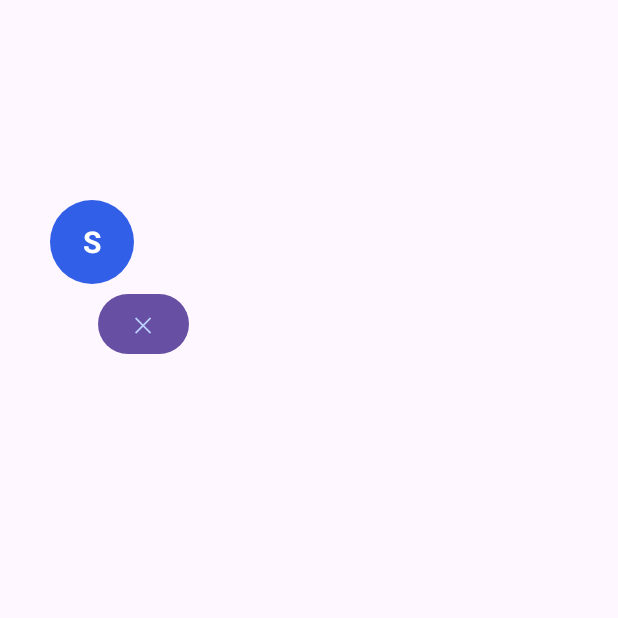
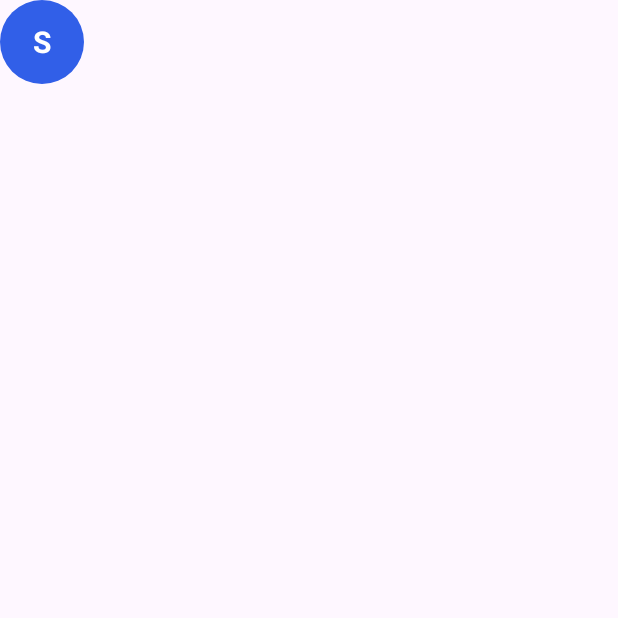
Before and after one commit to tahaalhafidwork-dot/ADBandroid, an Android app built with Jetpack Compose: the composable SmartCaptainOverlay called with empty values, on a phone screen of 412 x 824 dp, the top half of it. Run offline under Robolectric (Android 15) with nearby library versions, the light colour scheme and no system bars.

Commit message:
fix: apply compact floating overlay layout

```diff
--- a/smart-captain/app/src/main/java/com/smartcaptain/overlay/OverlayUI.kt
+++ b/smart-captain/app/src/main/java/com/smartcaptain/overlay/OverlayUI.kt
@@ -5,8 +5,10 @@ import androidx.compose.foundation.border
 import androidx.compose.foundation.clickable
 import androidx.compose.foundation.gestures.detectDragGestures
 import androidx.compose.foundation.layout.*
+import androidx.compose.foundation.rememberScrollState
 import androidx.compose.foundation.shape.CircleShape
 import androidx.compose.foundation.shape.RoundedCornerShape
+import androidx.compose.foundation.verticalScroll
 import androidx.compose.material3.*
 import androidx.compose.runtime.*
 import androidx.compose.ui.Alignment
@@ -15,9 +17,6 @@ import androidx.compose.ui.draw.clip
 import androidx.compose.ui.draw.clipToBounds
 import androidx.compose.ui.geometry.Offset
 import androidx.compose.ui.input.pointer.pointerInput
-import androidx.compose.ui.platform.LocalConfiguration
-import androidx.compose.ui.platform.LocalDensity
-import androidx.compose.ui.platform.LocalContext
 import androidx.compose.ui.text.font.FontWeight
 import androidx.compose.ui.unit.*
 import com.smartcaptain.domain.TripDecision
@@ -26,18 +25,22 @@ import com.smartcaptain.domain.TripEvaluation
 /**
  * Composable UI for the Smart Captain floating overlay.
  *
+ * The overlay is rendered inside a WindowManager view with WRAP_CONTENT
+ * for both width and height. Therefore the Compose root must NOT request
+ * screen-sized content (no fillMaxWidth/fillMaxHeight/fillMaxSize).
+ *
  * Provides two states:
  * 1. Bubble — compact circular floating button, draggable across the screen
- * 2. Panel — expanded analysis panel showing trip data
+ * 2. Panel — expanded analysis panel with bounded dimensions
  *
- * The overlay is rendered inside a WindowManager view (MATCH_PARENT) so the
- * bubble can be positioned anywhere on screen via offset.
+ * Drag is handled via [onDrag] callback which updates WindowManager params.
  */
 @Composable
 fun SmartCaptainOverlay(
     onClose: () -> Unit,
     onCollapse: () -> Unit,
     onExpand: () -> Unit,
+    onDrag: (Float, Float) -> Unit,
     isExpanded: Boolean,
     evaluation: TripEvaluation?,
     isProcessing: Boolean,
@@ -45,8 +48,7 @@ fun SmartCaptainOverlay(
 ) {
     Column(
         modifier = modifier
-            .fillMaxWidth()
-            .fillMaxHeight()
+            .wrapContentSize()
             .clipToBounds()
     ) {
         if (isExpanded) {
@@ -55,13 +57,14 @@ fun SmartCaptainOverlay(
                 onCollapse = onCollapse,
                 evaluation = evaluation,
                 isProcessing = isProcessing,
-                modifier = Modifier.fillMaxWidth()
+                modifier = Modifier.widthIn(min = 200.dp, max = 320.dp)
             )
         } else {
             FloatingBubble(
                 onClose = onClose,
                 onExpand = onExpand,
-                modifier = Modifier.fillMaxSize()
+                onDrag = onDrag,
+                modifier = Modifier.size(56.dp)
             )
         }
     }
@@ -69,51 +72,27 @@ fun SmartCaptainOverlay(
 
 /**
  * Compact circular floating bubble that stays on top of other apps.
- * Draggable via touch gestures, clamped to screen boundaries.
+ * Draggable via touch gestures. Fixed 56dp diameter.
+ * Drag updates are delegated to [onDrag] which moves the WindowManager.
  */
 @Composable
 private fun FloatingBubble(
     onClose: () -> Unit,
     onExpand: () -> Unit,
+    onDrag: (Float, Float) -> Unit,
     modifier: Modifier = Modifier
 ) {
-    val density = LocalDensity.current
-    val config = LocalConfiguration.current
-    val screenWidthPx = with(density) { config.screenWidthDp.dp.toPx() }
-    val screenHeightPx = with(density) { config.screenHeightDp.dp.toPx() }
-    val bubbleDiameterPx = with(density) { 56f.dp.toPx() }
-
-    var offset by remember { mutableStateOf(Offset(50f, 200f)) }
-
     Box(
         modifier = modifier
+            .background(OverlayTheme.BubbleBackground, CircleShape)
+            .clip(CircleShape)
+            .clickable { onExpand() }
             .pointerInput(Unit) {
                 detectDragGestures { change, dragAmount ->
                     change.consume()
-                    offset = Offset(
-                        (offset.x + dragAmount.x).coerceIn(
-                            0f,
-                            (screenWidthPx - bubbleDiameterPx).coerceAtLeast(0f)
-                        ),
-                        (offset.y + dragAmount.y).coerceIn(
-                            0f,
-                            (screenHeightPx - bubbleDiameterPx).coerceAtLeast(0f)
-                        )
-                    )
+                    onDrag(dragAmount.x, dragAmount.y)
                 }
-            }
-    ) {
-        // Bubble
-        Box(
-            modifier = Modifier
-                .offset {
-                    IntOffset(offset.x.toInt(), offset.y.toInt())
-                }
-                .size(56.dp)
-                .background(OverlayTheme.BubbleBackground, CircleShape)
-                .clip(CircleShape)
-                .clickable { onExpand() }
-                .padding(4.dp),
+            },
         contentAlignment = Alignment.Center
     ) {
         Text(
@@ -123,33 +102,11 @@ private fun FloatingBubble(
             fontWeight = FontWeight.Bold
         )
     }
-
-        // Close button positioned just below-right of the bubble
-        Box(
-            modifier = Modifier
-                .offset {
-                    IntOffset(
-                        (offset.x + bubbleDiameterPx / 2f).toInt(),
-                        (offset.y + bubbleDiameterPx + 4f).toInt()
-                    )
-                }
-        ) {
-            Button(
-                onClick = onClose,
-                modifier = Modifier.padding(horizontal = 4.dp)
-            ) {
-                Text(
-                    text = "✕",
-                    color = OverlayTheme.TextMuted,
-                    fontSize = 14.sp
-                )
-            }
-        }
-    }
 }
 
 /**
  * Expanded analysis panel showing trip details and evaluation.
+ * Bounded width (200-320dp) and max height 400dp with vertical scroll.
  */
 @Composable
 private fun AnalysisPanel(
@@ -161,6 +118,8 @@ private fun AnalysisPanel(
 ) {
     Column(
         modifier = modifier
+            .heightIn(min = 100.dp, max = 400.dp)
+            .verticalScroll(rememberScrollState())
             .padding(16.dp)
             .background(OverlayTheme.SurfaceCard)
             .clip(RoundedCornerShape(16.dp))
```
Also changed, not shown: smart-captain/app/src/main/java/com/smartcaptain/MainActivity.kt (+8 -2 lines), smart-captain/app/src/main/java/com/smartcaptain/overlay/OverlayService.kt (+8 -0 lines). Lines whose indentation alone changed are shown as unchanged.
